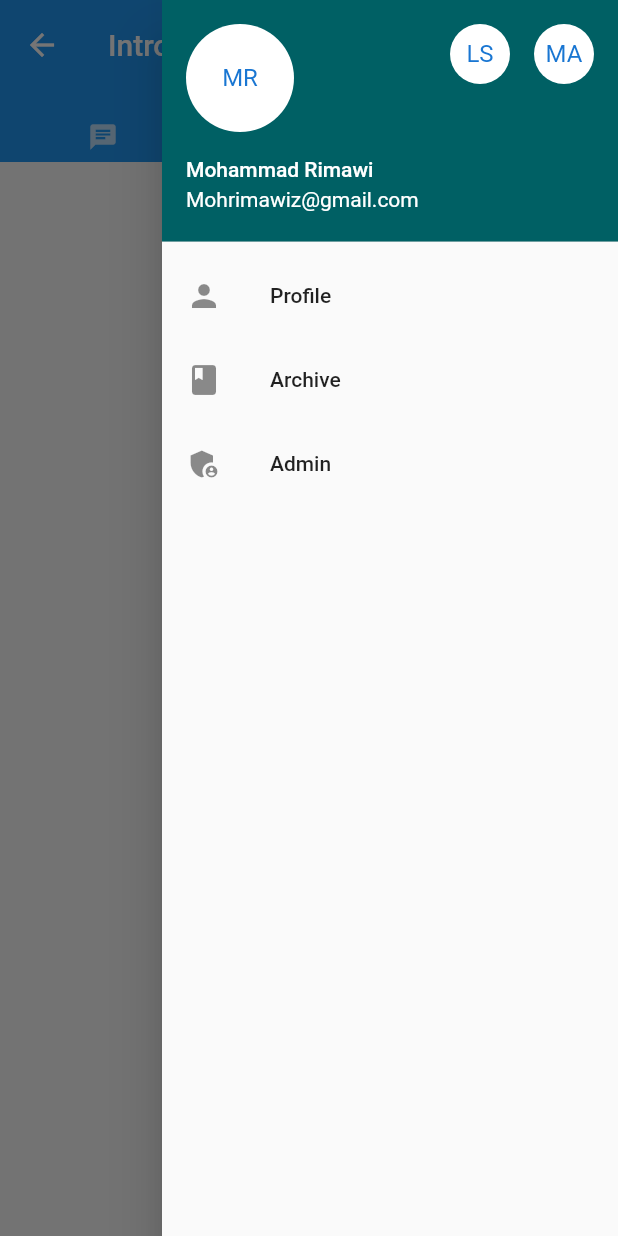
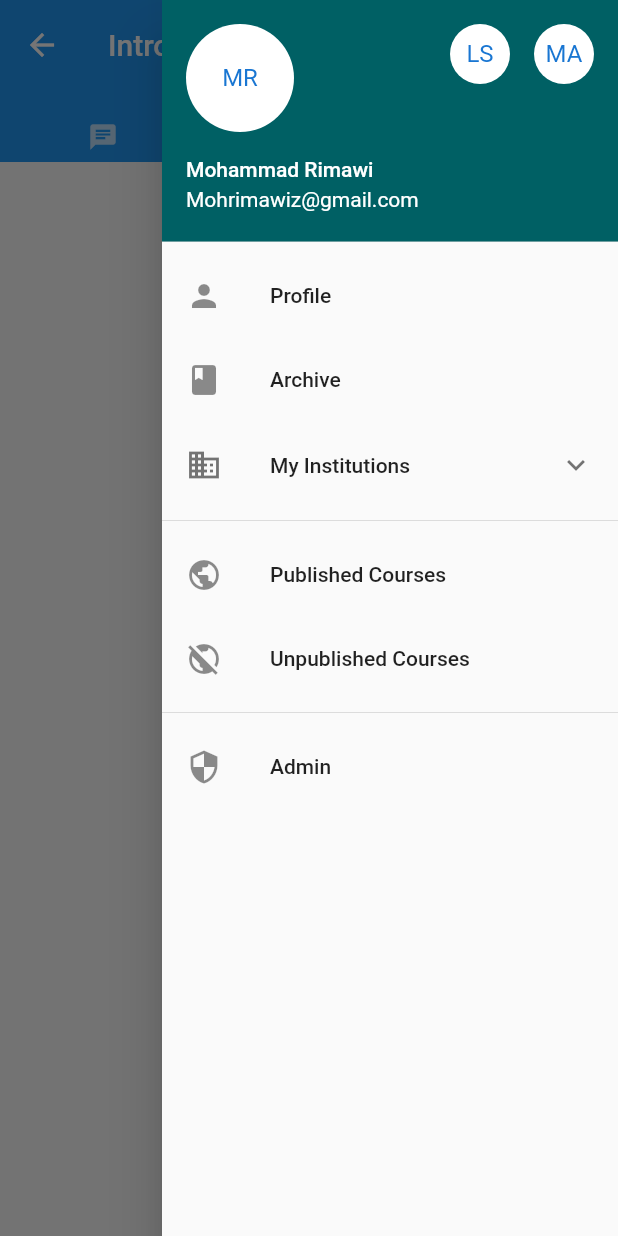
Before and after one commit to Apollo-LW/front-end, a Flutter app: the Course screen opened by its route, with the side drawer open, on a phone screen of 412 x 824 dp. Run offline on Flutter 3.47's test engine with Material 2 defaults, Android fonts, the phone set to English and light mode, and no system bars; missing offline and left inert: flutter_gallery.

Commit message:
Adding Institution folder

```diff
--- a/Apollo/lib/pages/general_components.dart
+++ b/Apollo/lib/pages/general_components.dart
@@ -34,13 +34,10 @@ CircleAvatar(
             Navigator.pushNamed(context, '/profile');
           },
           child: CircleAvatar(
-
-
             backgroundColor: Colors.white,
             child: Text('MR'),
           ),
-        )
-        );
+        ));
     final drawerItems = ListView(
       children: [
         drawerHeader,
@@ -59,9 +56,61 @@ CircleAvatar(
             Navigator.pop(context);
           },
         ),
+        ExpansionTile(
+            // expandedCrossAxisAlignment: CrossAxisAlignment.start,
+            title: Text("My Institutions"),
+            leading: const Icon(Icons.business),
+            children: [
+              ListTile(
+                title: Text("Princess Sumaya Universty for Techonology"),
+                leading: CircleAvatar(
+                  backgroundColor: Colors.white,
+                  child: Text('MA'),
+                ),
+                onTap: () {
+                  Navigator.pop(context);
+                },
+              ),
+              ListTile(
+                title: Text("HTU - PSUT"),
+                leading: CircleAvatar(
+                  backgroundColor: Colors.white,
+                  child: Text('MA'),
+                ),
+                onTap: () {
+                  Navigator.pop(context);
+                },
+              ),
+              ListTile(
+                title: Text("Work"),
+                leading: CircleAvatar(
+                  backgroundColor: Colors.white,
+                  child: Text('MA'),
+                ),
+                onTap: () {
+                  Navigator.pop(context);
+                },
+              ),
+            ]),
+        Divider(),
+        ListTile(
+          title: Text("Published Courses"),
+          leading: const Icon(Icons.public),
+          onTap: () {
+            Navigator.pop(context);
+          },
+        ),
+        ListTile(
+          title: Text("Unpublished Courses"),
+          leading: const Icon(Icons.public_off),
+          onTap: () {
+            Navigator.pop(context);
+          },
+        ),
+        Divider(),
         ListTile(
           title: Text("Admin"),
-          leading: const Icon(Icons.admin_panel_settings),
+          leading: const Icon(Icons.security),
           onTap: () {
             Navigator.pop(context);
           },
```
Also changed, not shown: Apollo/lib/pages/institution/institution.dart (added). Lines whose indentation alone changed are shown as unchanged.
